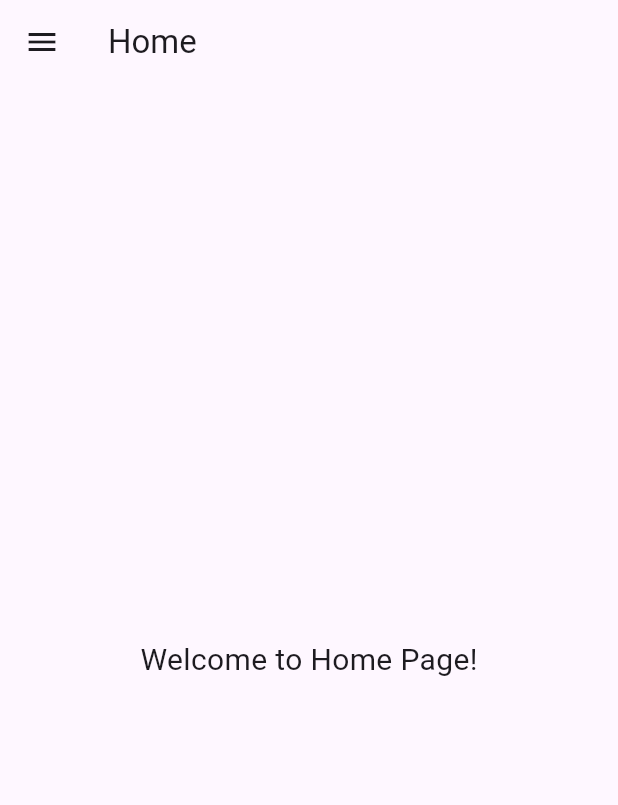
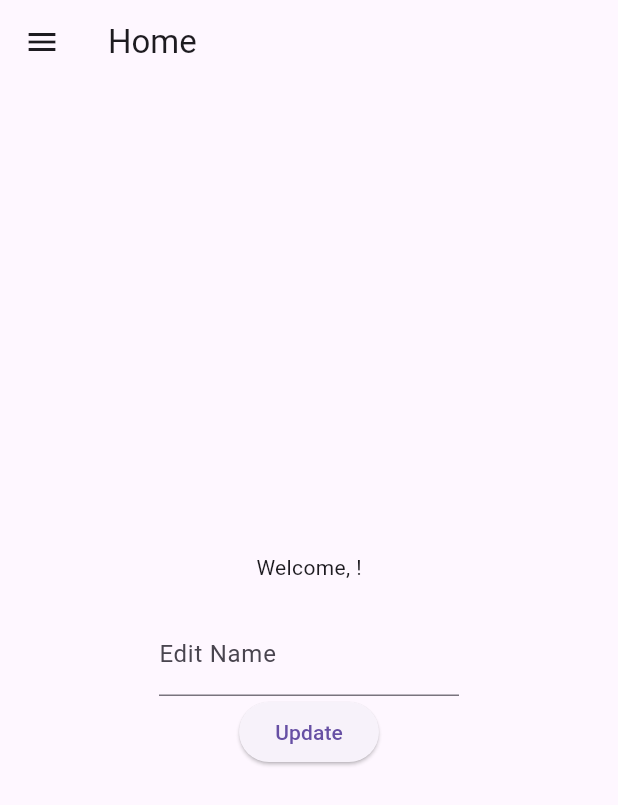
Before and after one commit to Muneer14339/ps_admin, a Flutter app: the HomePage screen opened directly, on a phone screen of 412 x 824 dp. Shown: the top 805 px of the screen. Run offline on Flutter 3.47's test engine with Material 3 defaults, Android fonts, the phone set to English and light mode, and no system bars; our stand-ins replace cloud_firestore, dartz, equatable, firebase_auth, firebase_core, flutter_bloc and 1 more; accounts and stored records are empty.

Commit message:
new commit

```diff
--- a/lib/authentication/presentation/pages/home_page.dart
+++ /dev/null
@@ -1,60 +0,0 @@
-import 'package:flutter/material.dart';
-import 'package:flutter_bloc/flutter_bloc.dart';
-import '../../../injection_container.dart';
-import '../bloc/auth_bloc.dart';
-import '../bloc/auth_event.dart';
-import '../bloc/auth_state.dart';
-import 'login_page.dart';
-
-class HomePage extends StatelessWidget {
-  const HomePage({super.key});
-
-  @override
-  Widget build(BuildContext context) {
-    return BlocProvider(
-      create: (_) => sl<AuthBloc>(),
-      child: BlocListener<AuthBloc, AuthState>(
-        listener: (context, state) {
-          if (state is AuthUnauthenticated) {
-            Navigator.pushReplacement(
-              context,
-              MaterialPageRoute(builder: (_) => const LoginPage()),
-            );
-          }
-        },
-        child: Scaffold(
-          appBar: AppBar(
-            title: const Text('Home'),
-          ),
-          drawer: Drawer(
-            child: ListView(
-              children: [
-                const DrawerHeader(
-                  decoration: BoxDecoration(color: Colors.blue),
-                  child: Text(
-                    'Menu',
-                    style: TextStyle(color: Colors.white, fontSize: 24),
-                  ),
-                ),
-                ListTile(
-                  leading: const Icon(Icons.logout),
-                  title: const Text('Logout'),
-                  onTap: () {
-                    context.read<AuthBloc>().add(const LogoutRequested());
-                    Navigator.pop(context);
-                  },
-                ),
-              ],
-            ),
-          ),
-          body: const Center(
-            child: Text(
-              'Welcome to Home Page!',
-              style: TextStyle(fontSize: 20),
-            ),
-          ),
-        ),
-      ),
-    );
-  }
-}
--- a/lib/authentication/presentation/pages/login_page.dart
+++ b/lib/authentication/presentation/pages/login_page.dart
@@ -4,7 +4,7 @@ import '../../../injection_container.dart';
 import '../bloc/auth_bloc.dart';
 import '../bloc/auth_event.dart';
 import '../bloc/auth_state.dart';
-import 'home_page.dart';
+import '../../../home_page.dart';
 
 class LoginPage extends StatelessWidget {
   const LoginPage({super.key});
--- /dev/null
+++ b/lib/home_page.dart
@@ -0,0 +1,109 @@
+import 'package:cloud_firestore/cloud_firestore.dart';
+import 'package:flutter/material.dart';
+import 'package:flutter_bloc/flutter_bloc.dart';
+import 'package:firebase_auth/firebase_auth.dart';
+import 'injection_container.dart';
+import 'authentication/presentation/bloc/auth_bloc.dart';
+import 'authentication/presentation/bloc/auth_event.dart';
+import 'authentication/presentation/bloc/auth_state.dart';
+import 'authentication/presentation/pages/login_page.dart';
+
+class HomePage extends StatefulWidget {
+  const HomePage({super.key});
+  @override
+  State<HomePage> createState() => _HomePageState();
+}
+
+class _HomePageState extends State<HomePage> {
+  final user = FirebaseAuth.instance.currentUser;
+  String? firstName;
+  final nameController = TextEditingController();
+
+  Future<void> _getName() async {
+    if (user == null) return;
+    final snap =
+    await FirebaseFirestore.instance.collection('users').doc(user!.uid).get();
+    setState(() => firstName = snap['firstName']);
+    nameController.text = firstName ?? '';
+  }
+
+  Future<void> _updateName() async {
+    if (user == null) return;
+    await FirebaseFirestore.instance
+        .collection('users')
+        .doc(user!.uid)
+        .update({'firstName': nameController.text});
+    setState(() => firstName = nameController.text);
+    ScaffoldMessenger.of(context)
+        .showSnackBar(const SnackBar(content: Text('Name updated')));
+  }
+
+  @override
+  void initState() {
+    super.initState();
+    _getName();
+  }
+
+  @override
+  Widget build(BuildContext context) {
+    return BlocProvider(
+      create: (_) => sl<AuthBloc>(),
+      child: BlocListener<AuthBloc, AuthState>(
+        listener: (context, state) {
+          if (state is AuthUnauthenticated) {
+            Navigator.pushReplacement(
+              context,
+              MaterialPageRoute(builder: (_) => const LoginPage()),
+            );
+          }
+        },
+        child: Scaffold(
+          appBar: AppBar(title: const Text('Home')),
+          drawer: Drawer(
+            child: ListView(
+              children: [
+                DrawerHeader(
+                  decoration: const BoxDecoration(color: Colors.blue),
+                  child: Text(
+                    firstName != null ? 'Hi, $firstName!' : 'Menu',
+                    style: const TextStyle(color: Colors.white, fontSize: 24),
+                  ),
+                ),
+                ListTile(
+                  leading: const Icon(Icons.logout),
+                  title: const Text('Logout'),
+                  onTap: () {
+                    context.read<AuthBloc>().add(const LogoutRequested());
+                    Navigator.pop(context);
+                  },
+                ),
+              ],
+            ),
+          ),
+          body: Center(
+            child: Column(
+              mainAxisAlignment: MainAxisAlignment.center,
+              children: [
+                Text(firstName == null
+                    ? 'Loading...'
+                    : 'Welcome, $firstName!'),
+                const SizedBox(height: 20),
+                SizedBox(
+                  width: 200,
+                  child: TextField(
+                    controller: nameController,
+                    decoration: const InputDecoration(labelText: 'Edit Name'),
+                  ),
+                ),
+                ElevatedButton(
+                  onPressed: _updateName,
+                  child: const Text('Update'),
+                ),
+              ],
+            ),
+          ),
+        ),
+      ),
+    );
+  }
+}
--- a/lib/main.dart
+++ b/lib/main.dart
@@ -4,7 +4,7 @@ import 'package:flutter_bloc/flutter_bloc.dart';
 import 'authentication/presentation/bloc/auth_bloc.dart';
 import 'authentication/presentation/bloc/auth_event.dart';
 import 'authentication/presentation/bloc/auth_state.dart';
-import 'authentication/presentation/pages/home_page.dart';
+import 'home_page.dart';
 import 'authentication/presentation/pages/login_page.dart';
 import 'injection_container.dart' as di;
 
--- a/pubspec.yaml
+++ b/pubspec.yaml
@@ -41,6 +41,7 @@ dependencies:
   get_it: ^8.2.0
   shared_preferences: ^2.5.3
   dartz: ^0.10.1
+  cloud_firestore: ^6.0.1
 
 dev_dependencies:
   flutter_test:
```
Also changed, not shown: pubspec.lock, 5 other files.
